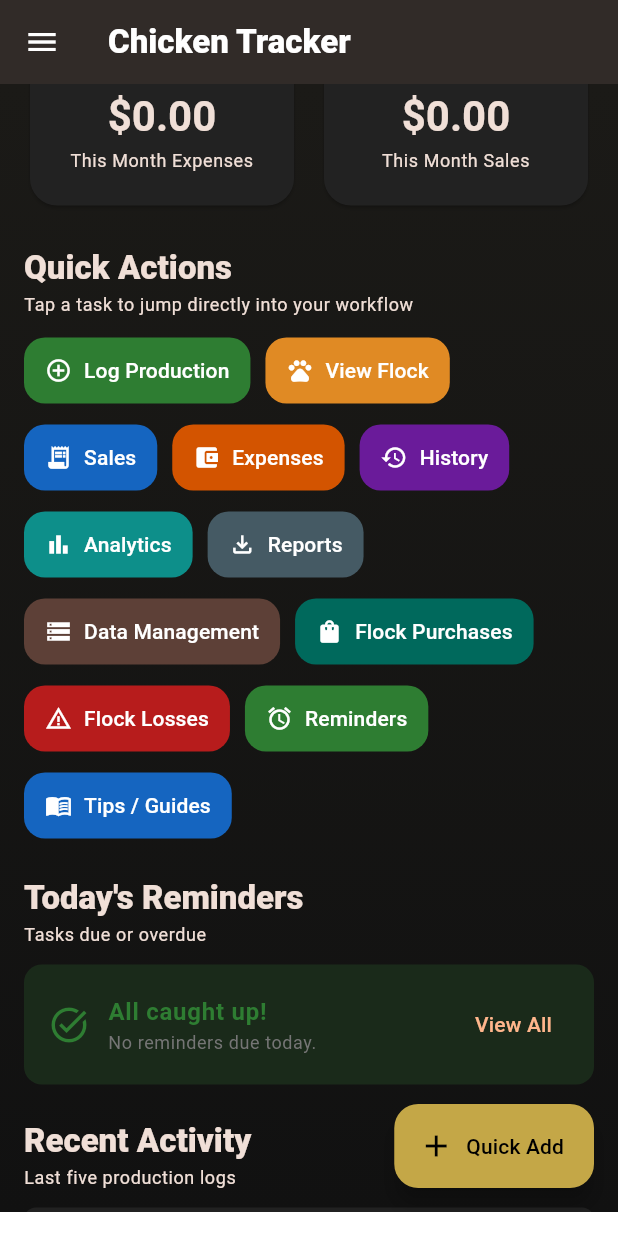
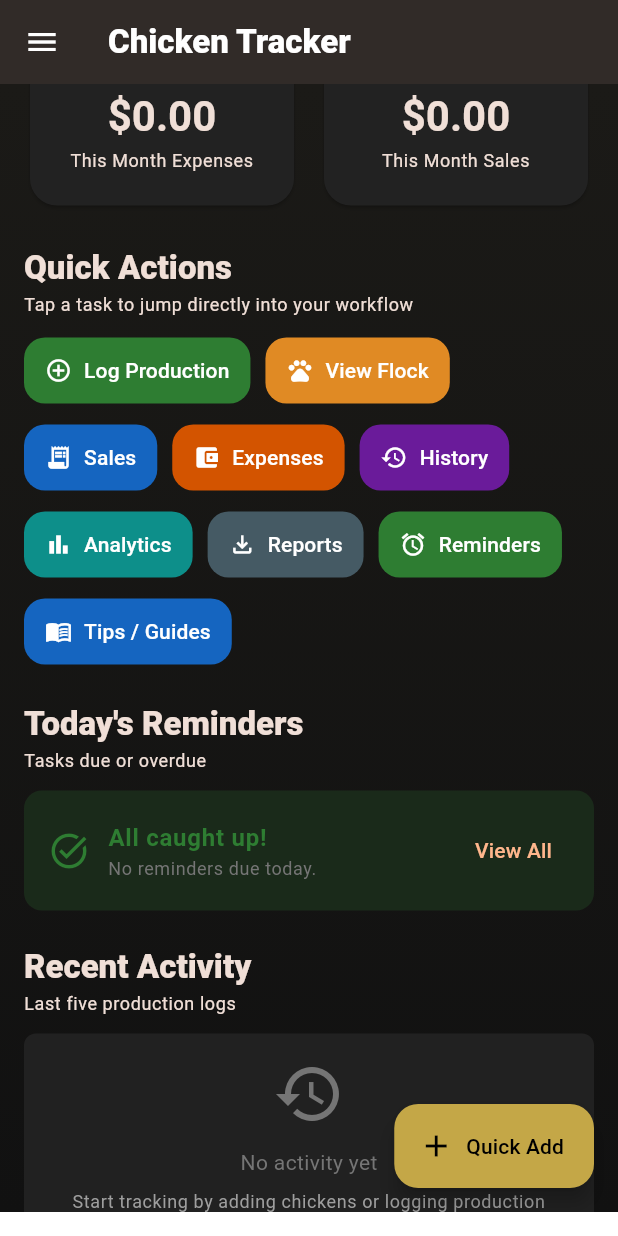
Before and after one commit to colaborat0r/chicken_tracker, a Flutter app: the screen it shows after launch, scrolled down 576 dp, on a phone screen of 412 x 824 dp. Run offline on Flutter 3.47's test engine with Material 3 defaults, Android fonts, the phone set to English and light mode, and no system bars; our stand-ins replace csv, drift, drift_flutter, file_picker, fl_chart, flutter_local_notifications and 8 more; accounts and stored records are empty; generated files the repository leaves out were written again.

Commit message:
feat: remove Data Management, Flock Purchases, Flock Losses from Quick Actions

```diff
--- a/lib/features/home/screens/home_screen.dart
+++ b/lib/features/home/screens/home_screen.dart
@@ -361,24 +361,6 @@ class _HomeScreenState extends ConsumerState<HomeScreen> {
                       icon: Icons.file_download_outlined,
                       color: const Color(0xFF455A64),
                       onPressed: () => context.push(Routes.reports),
-                    ),
-                    _ActionChip(
-                      label: 'Data Management',
-                      icon: Icons.storage_outlined,
-                      color: const Color(0xFF5D4037),
-                      onPressed: () => context.push(Routes.dataManagement),
-                    ),
-                    _ActionChip(
-                      label: 'Flock Purchases',
-                      icon: Icons.shopping_bag,
-                      color: const Color(0xFF00695C),
-                      onPressed: () => context.push(Routes.flockPurchases),
-                    ),
-                    _ActionChip(
-                      label: 'Flock Losses',
-                      icon: Icons.warning_amber,
-                      color: const Color(0xFFB71C1C),
-                      onPressed: () => context.push(Routes.flockLosses),
                     ),
                     _ActionChip(
                       label: 'Reminders',
```
